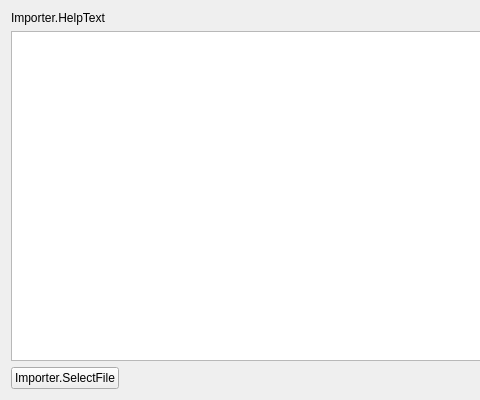
Before: the Qt Designer form frontend/forms/OBSImporter.ui in xSTORMYxSHM/Tempest-Broadcast-System, drawn with Qt 5; both pictures show x 0 to 480 and y 0 to 400 of the 850 by 400 pixel window.
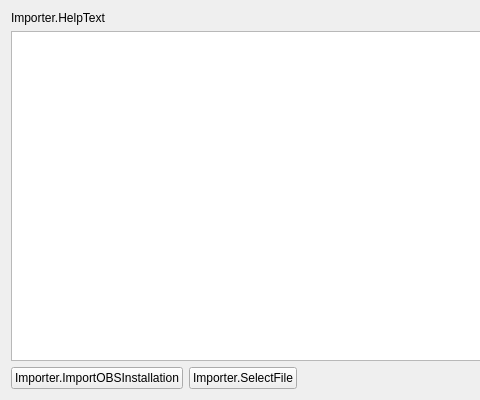
After: the same form once the commit is applied.

Commit message: Improve migration from existing OBS installations

Diff of the .ui file:
```diff
--- a/frontend/forms/OBSImporter.ui
+++ b/frontend/forms/OBSImporter.ui
@@ -22,6 +22,13 @@
      <property name="spacing">
       <number>6</number>
      </property>
+     <item>
+      <widget class="QPushButton" name="importOBSInstallation">
+       <property name="text">
+        <string>Importer.ImportOBSInstallation</string>
+       </property>
+      </widget>
+     </item>
      <item>
       <widget class="QPushButton" name="importerSelectFiles">
        <property name="text">
```
The commit also changes 7 other files.
